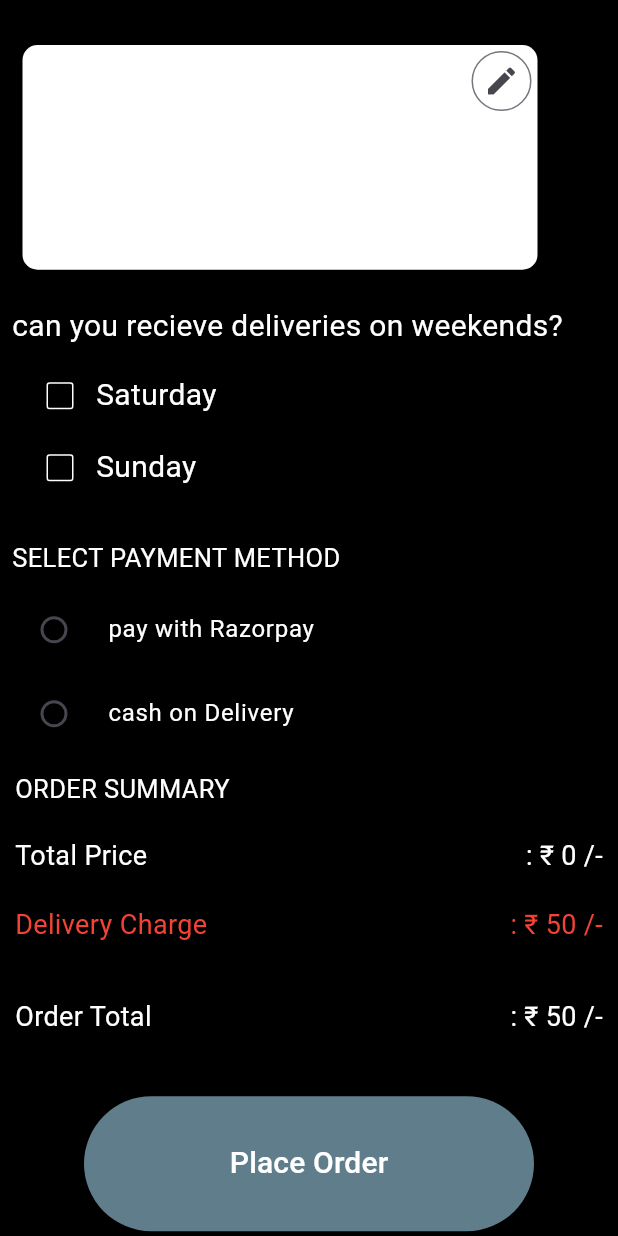
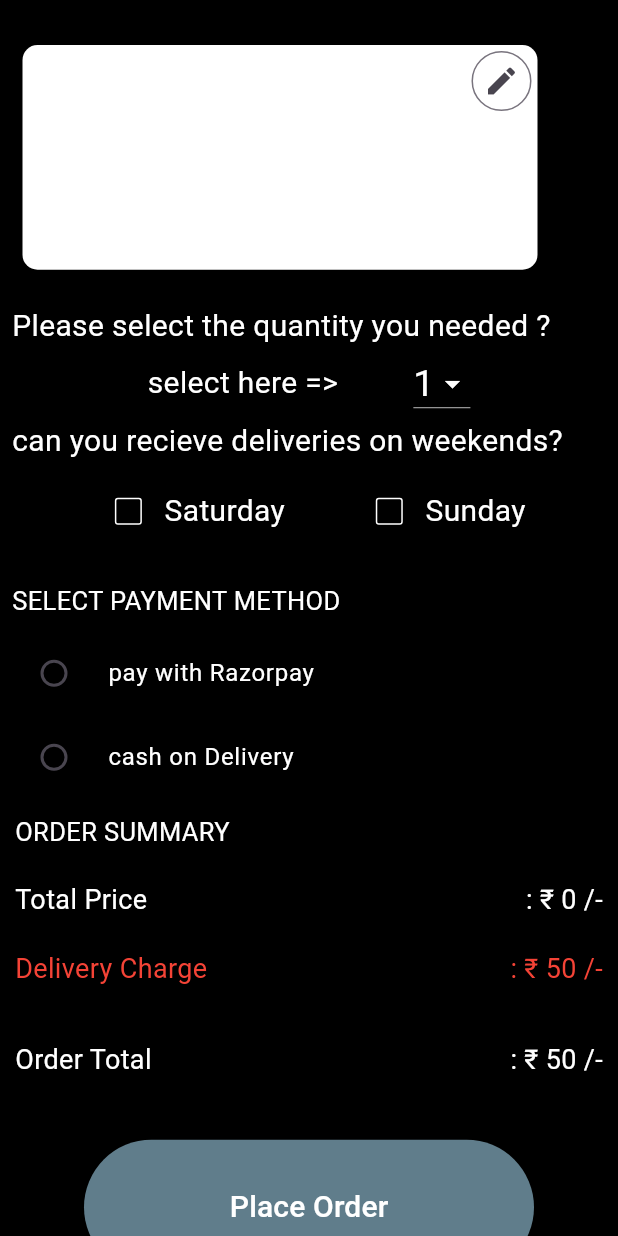
Before and after one commit to SandraAsok/trippy_threads_user, a Flutter app: the SingleCheckout screen opened directly with empty values, on a phone screen of 412 x 824 dp. Run offline on Flutter 3.47's test engine with Material 3 defaults, Android fonts, the light colour scheme and no system bars; our stand-ins replace carousel_slider, cloud_firestore, firebase_auth, firebase_core, google_fonts, lottie and 1 more; missing offline and left inert: razorpay_flutter; accounts and stored records are empty.

Commit message:
final commit

```diff
--- a/lib/presentation/checkout/single_checkout.dart
+++ b/lib/presentation/checkout/single_checkout.dart
@@ -18,7 +18,7 @@ class SingleCheckout extends StatefulWidget {
 }
 
 class _SingleCheckoutState extends State<SingleCheckout> {
-  String payment = "";
+  String? payment;
   String? paymentmethod;
   bool isSaturday = false;
   bool isSunday = false;
@@ -50,6 +50,8 @@ class _SingleCheckoutState extends State<SingleCheckout> {
     }
   }
 
+  String quantity = "1";
+  List<String> items = ['1', '2', '3', '4', '5'];
   @override
   Widget build(BuildContext context) {
     final args = ModalRoute.of(context)!.settings.arguments as Map;
@@ -57,11 +59,14 @@ class _SingleCheckoutState extends State<SingleCheckout> {
       try {
         await FirebaseFirestore.instance.collection('orders').add({
           'product_id': args['product_id'],
+          'quantity': quantity,
           'image': args['image'],
           'product_name': args['product_name'],
           'description': args['description'],
           'details': args['details'],
-          'totalPrice': args['totalPrice'],
+          'totalPrice': paymentmethod == "razorpay"
+              ? "${args['totalPrice']}"
+              : "${int.parse(args['totalPrice']) * int.parse(quantity) + 50}",
           'size': args['size'],
           'address': args['address'],
           'saturday': isSaturday,
@@ -176,6 +181,43 @@ class _SingleCheckoutState extends State<SingleCheckout> {
                       crossAxisAlignment: CrossAxisAlignment.start,
                       children: [
                         Text(
+                          "Please select the quantity you needed ?",
+                          style: GoogleFonts.abhayaLibre(
+                              fontSize: 20, color: Colors.white),
+                        ),
+                        Row(
+                          children: [
+                            Spacer(),
+                            Text(
+                              "select here => ",
+                              style: GoogleFonts.abhayaLibre(
+                                  fontSize: 20, color: Colors.white),
+                            ),
+                            minwidth,
+                            minwidth,
+                            minwidth,
+                            DropdownButton<String>(
+                              dropdownColor: Colors.black,
+                              iconEnabledColor: Colors.white,
+                              value: quantity,
+                              style: GoogleFonts.abhayaLibre(
+                                  fontSize: 25, color: Colors.white),
+                              items: items.map((String value) {
+                                return DropdownMenuItem<String>(
+                                  value: value,
+                                  child: Text(value),
+                                );
+                              }).toList(),
+                              onChanged: (newValue) {
+                                setState(() {
+                                  quantity = newValue!;
+                                });
+                              },
+                            ),
+                            Spacer(),
+                          ],
+                        ),
+                        Text(
                           "can you recieve deliveries on weekends?",
                           style: GoogleFonts.abhayaLibre(
                               fontSize: 20, color: Colors.white),
@@ -186,6 +228,7 @@ class _SingleCheckoutState extends State<SingleCheckout> {
                               children: [
                                 Row(
                                   children: [
+                                    Spacer(),
                                     Checkbox(
                                       fillColor: MaterialStateProperty.all(
                                           Colors.black),
@@ -202,10 +245,7 @@ class _SingleCheckoutState extends State<SingleCheckout> {
                                       style: GoogleFonts.abhayaLibre(
                                           fontSize: 20, color: Colors.white),
                                     ),
-                                  ],
-                                ),
-                                Row(
-                                  children: [
+                                    Spacer(),
                                     Checkbox(
                                       fillColor: MaterialStateProperty.all(
                                           Colors.black),
@@ -222,6 +262,7 @@ class _SingleCheckoutState extends State<SingleCheckout> {
                                       style: GoogleFonts.abhayaLibre(
                                           fontSize: 20, color: Colors.white),
                                     ),
+                                    Spacer(),
                                   ],
                                 ),
                               ],
@@ -283,7 +324,7 @@ class _SingleCheckoutState extends State<SingleCheckout> {
                       ),
                       Spacer(),
                       Text(
-                        ": ₹ ${args['totalPrice']} /-",
+                        ": ₹ ${int.parse(args['totalPrice']) * int.parse(quantity)} /-",
                         style: GoogleFonts.abhayaLibre(
                             fontSize: 18, color: Colors.white),
                       ),
@@ -328,7 +369,7 @@ class _SingleCheckoutState extends State<SingleCheckout> {
                       Text(
                         paymentmethod == "razorpay"
                             ? "₹ ${args['totalPrice']} /-"
-                            : ": ₹ ${int.parse(args['totalPrice']) + 50} /-",
+                            : ": ₹ ${int.parse(args['totalPrice']) * int.parse(quantity) + 50} /-",
                         style: GoogleFonts.abhayaLibre(
                             fontSize: 18, color: Colors.white),
                       ),
@@ -341,13 +382,7 @@ class _SingleCheckoutState extends State<SingleCheckout> {
                   child: Center(
                     child: ElevatedButton(
                       onPressed: () {
-                        if (args['address'] != "Add+New+Address+for delivery") {
-                          if (paymentmethod == "razorpay") {
-                            checkout(int.parse(args['totalPrice']));
-                          } else {
-                            placeorder();
-                          }
-                        } else {
+                        if (payment == null) {
                           showDialog(
                             context: context,
                             builder: (context) {
@@ -363,6 +398,15 @@ class _SingleCheckoutState extends State<SingleCheckout> {
                               );
                             },
                           );
+                        } else {
+                          if (args['address'] !=
+                              "Add+New+Address+for delivery") {
+                            if (paymentmethod == "razorpay") {
+                              checkout(int.parse(args['totalPrice']));
+                            } else {
+                              placeorder();
+                            }
+                          }
                         }
                       },
                       style: ButtonStyle(
--- a/lib/presentation/home/home.dart
+++ b/lib/presentation/home/home.dart
@@ -12,6 +12,7 @@ import 'package:trippy_threads/core/utilities.dart';
 import 'package:trippy_threads/main.dart';
 import 'package:trippy_threads/presentation/cart/cart.dart';
 import 'package:trippy_threads/presentation/detail/productlist.dart';
+import 'package:trippy_threads/presentation/orders/orders.dart';
 import 'package:trippy_threads/presentation/wishlist/wishlist.dart';
 
 class HomeScreen extends StatefulWidget {
@@ -108,7 +109,10 @@ class _HomeScreenState extends State<HomeScreen> {
                       color: Colors.white, fontSize: 15)),
             ),
             ListTile(
-              onTap: () {},
+              onTap: () {
+                Navigator.push(context,
+                    MaterialPageRoute(builder: (context) => OrderScreen()));
+              },
               leading: Icon(Icons.shopping_bag, color: Colors.white, size: 20),
               title: Text("Orders",
                   style: GoogleFonts.abhayaLibre(
```
Also changed, not shown: lib/presentation/cart/cart.dart (+1 -6 lines), lib/presentation/checkout/checkout.dart (+24 -7 lines), lib/presentation/orders/orders.dart (added, +43 -0 lines).
